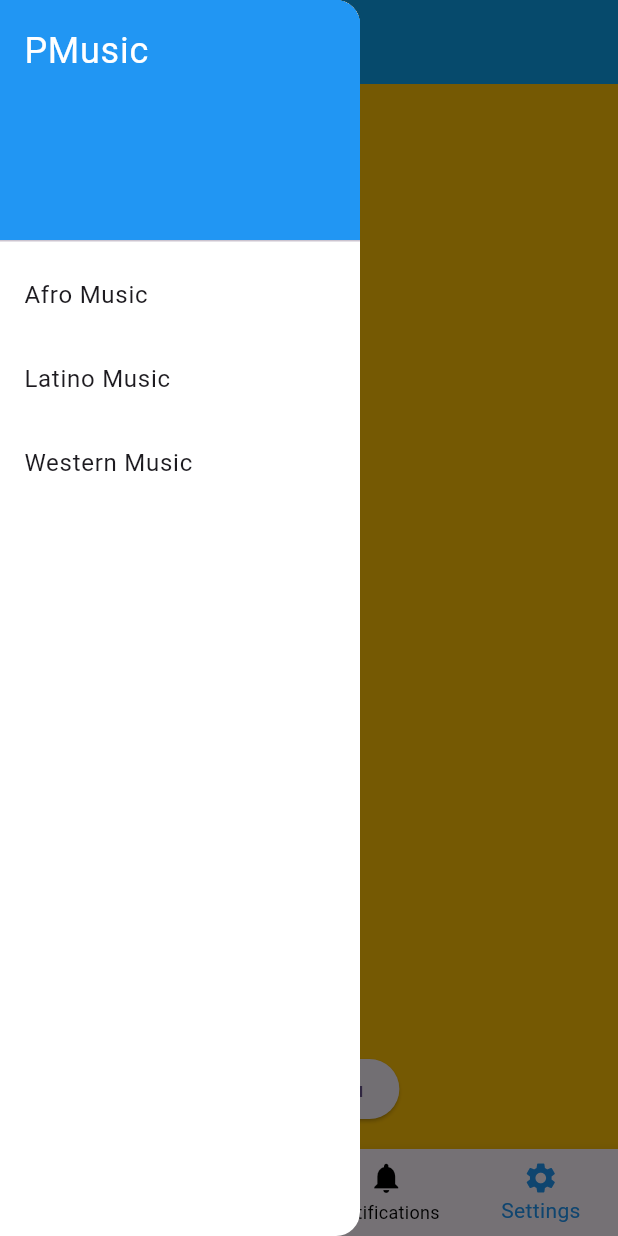
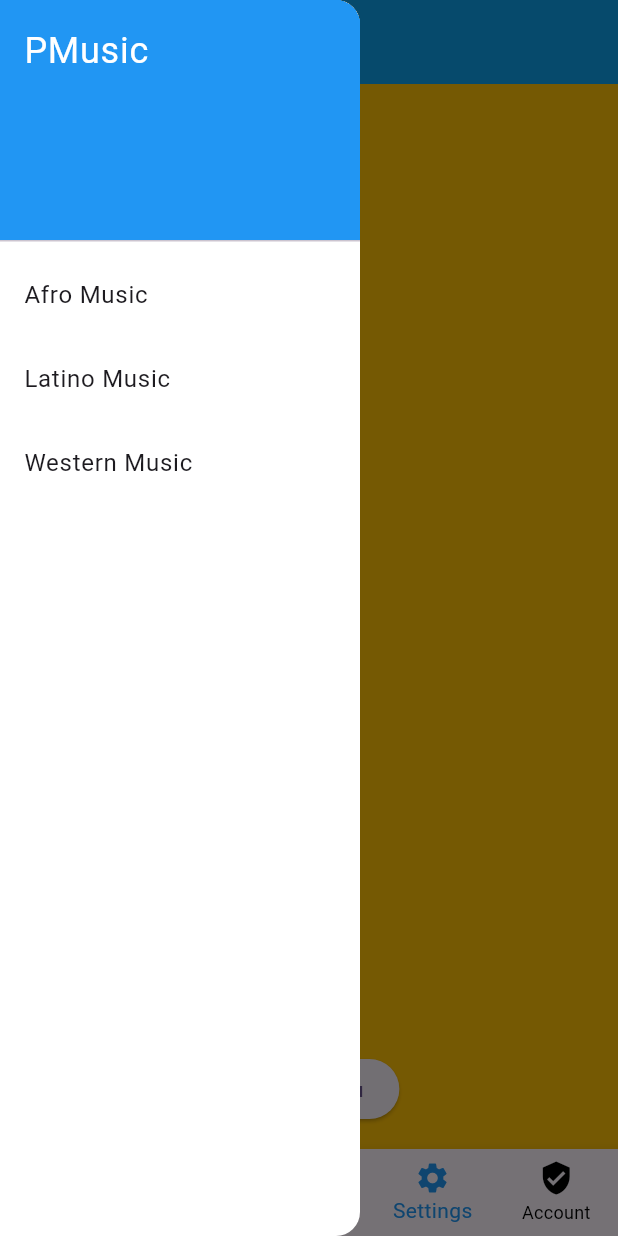
Before and after one commit to AJKossi/flutter_music_app, a Flutter app: the screen it shows after launch, item 4 of the bottom bar chosen, with the side drawer open, on a phone screen of 412 x 824 dp. Run offline on Flutter 3.47's test engine with Material 3 defaults, Android fonts, the phone set to English and light mode, and no system bars; network calls fail.

```diff
--- a/lib/home_page.dart
+++ b/lib/home_page.dart
@@ -1,4 +1,5 @@
 import 'package:flutter/material.dart';
+import 'package:music_app/account_page.dart';
 import 'package:music_app/music_list_page.dart';
 import 'package:music_app/notifications_page.dart';
 import 'package:music_app/payment_page.dart';
@@ -17,7 +18,8 @@ class _HomePageState extends State<HomePage> {
     MusicListPage(),
     PaymentPage(),
     NotificationsPage(),
-    SettingsPage()
+    SettingsPage(),
+    AccountPage()
   ];
   final GlobalKey<ScaffoldState> sc=GlobalKey<ScaffoldState>();
   @override
@@ -63,7 +65,8 @@ class _HomePageState extends State<HomePage> {
             icon: Icon(Icons.credit_card), label: "Payments"),
         BottomNavigationBarItem(
             icon: Icon(Icons.notifications), label: "Notifications"),
-        BottomNavigationBarItem(icon: Icon(Icons.settings), label: "Settings")
+        BottomNavigationBarItem(icon: Icon(Icons.settings), label: "Settings"),
+        BottomNavigationBarItem(icon: Icon(Icons.verified_user), label: "Account")
       ],
       type: BottomNavigationBarType.fixed,
       selectedItemColor: Colors.blue,
```
Also changed, not shown: lib/account_page.dart (added, +12 -0 lines).
